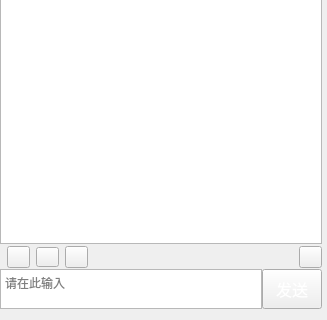
This is qatime-studio/UIChatRoom.ui in chuanjiabao1981/qatime-win as Qt 5 draws it before an edit; both pictures show x 0 to 327 and y 423 to 743 of the 327 by 743 pixel window. The edited form follows.
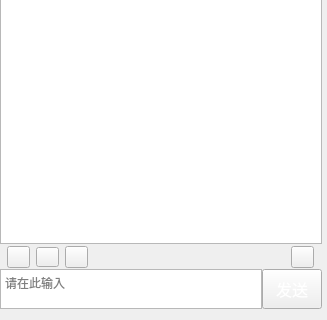
This is the edited form. Icons and pictures are not drawn. Custom widgets are drawn as their Qt base class.

The edit to the form file:
```diff
--- a/qatime-studio/UIChatRoom.ui
+++ b/qatime-studio/UIChatRoom.ui
@@ -377,6 +377,9 @@
      </item>
      <item>
       <layout class="QHBoxLayout" name="horizontalLayout">
+       <property name="rightMargin">
+        <number>8</number>
+       </property>
        <item>
         <widget class="QLabel" name="label">
          <property name="minimumSize">
```
